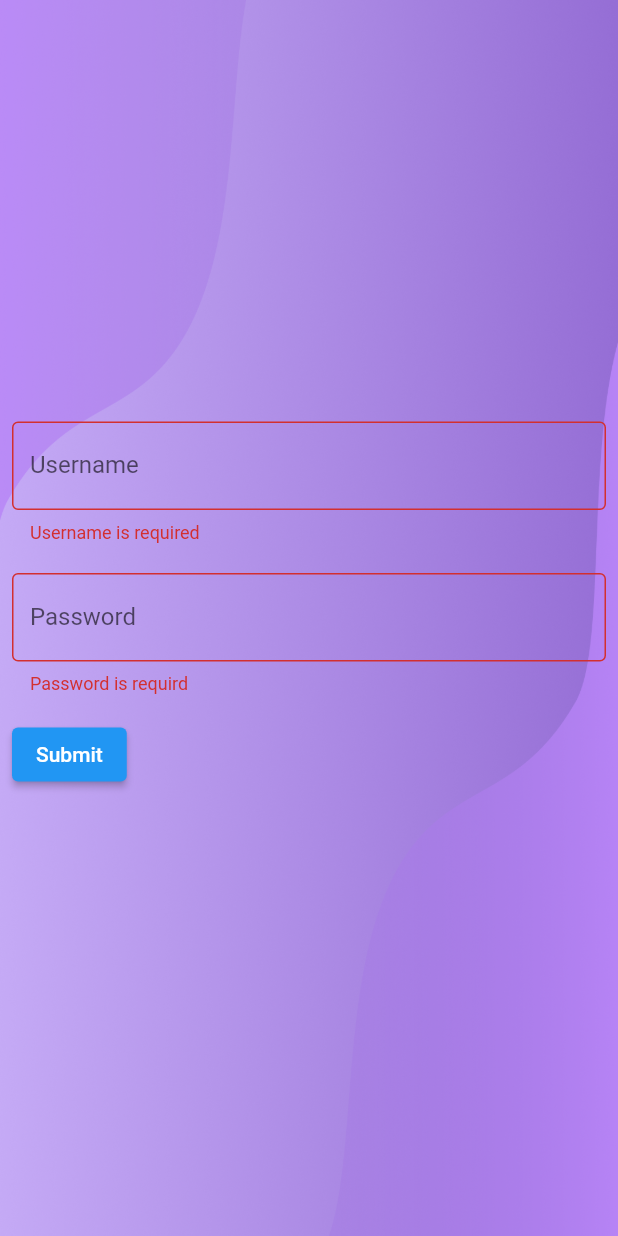
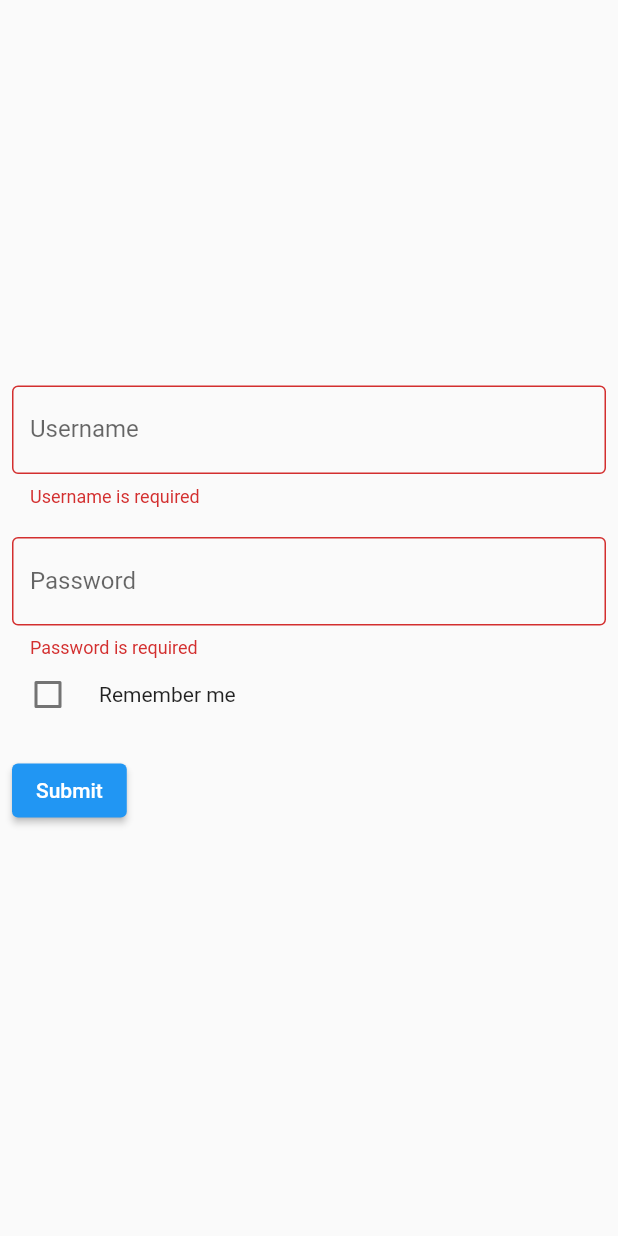
Before and after one commit to moumita-mahfuz/simple-CRUD-application, a Flutter app: the LoginScreen screen opened directly, after a tap on "Submit", on a phone screen of 412 x 824 dp. Run offline on Flutter 3.47's test engine with Material 2 defaults, Android fonts, the phone set to English and light mode, and no system bars; our stand-ins replace dio, get, shared_preferences; accounts and stored records are empty.

Commit message:
product_list_error

```diff
--- /dev/null
+++ b/lib/Model/product.dart
@@ -0,0 +1,63 @@
+import 'package:simple_crud_application/Properties/brand.dart';
+import 'package:simple_crud_application/Properties/quantity.dart';
+import 'package:simple_crud_application/Properties/subCategory.dart';
+
+import '../Properties/productPrice.dart';
+
+class Product {
+  Product({
+    required this.data,
+  });
+  Data? data;
+
+  factory Product.fromJson(Map<dynamic, dynamic> json) => Product(
+        data: Data.fromJson(json['data']),
+      );
+  Map<dynamic, dynamic> toJson() => {
+        'data': data?.toJson(),
+      };
+}
+
+class Data {
+  Data({
+    required this.id,
+    required this.name,
+    required this.barcode,
+    required this.description,
+    required this.image,
+    required this.subCategory,
+    required this.brand,
+    required this.quantity,
+    required this.productPrice,
+  });
+  int? id;
+  String? name;
+  String? barcode;
+  String? description;
+  String? image;
+  List<SubCategory>? subCategory;
+  List<Brand>? brand;
+  List<Quantity>? quantity;
+  List<ProductPrice>? productPrice;
+  factory Data.fromJson(Map<dynamic, dynamic> json) => Data(
+      id: json['id'],
+      name: json['name'],
+      barcode: json['barcode'],
+      description: json['description'],
+      image: json['image'],
+      subCategory: json['subCategory'],
+      brand: json['brand'],
+      quantity: json['quantity'],
+      productPrice: json['productPrice']);
+  Map<dynamic, dynamic> toJson() => {
+        'id': id,
+        'name': name,
+        'barcode': barcode,
+        'description': description,
+        'image': image,
+        'subCategory': subCategory,
+        'brand': brand,
+        'quantity': quantity,
+        'productPrice': productPrice
+      };
+}
--- a/lib/Screens/Auth/loginScreen.dart
+++ b/lib/Screens/Auth/loginScreen.dart
@@ -1,5 +1,11 @@
+import 'dart:convert';
+
 import 'package:flutter/material.dart';
 import 'package:dio/dio.dart';
+import 'package:get/get.dart';
+import 'package:shared_preferences/shared_preferences.dart';
+import 'package:simple_crud_application/Screens/Common/productListScreen.dart';
+
 class LoginScreen extends StatefulWidget {
   const LoginScreen({Key? key}) : super(key: key);
 
@@ -11,33 +17,27 @@ class _LoginScreenState extends State<LoginScreen> {
   final _formKey = GlobalKey<FormState>();
   TextEditingController userNameController = TextEditingController();
   TextEditingController passwordController = TextEditingController();
+  bool isChecked = false;
+  bool _circularIndicator = false;
   @override
   Widget build(BuildContext context) {
     return Scaffold(
       body: Container(
         height: double.infinity,
         width: double.infinity,
-        decoration: const BoxDecoration(
-          image: DecorationImage(
-            image: AssetImage("assets/images/background.png"),
-            fit: BoxFit.cover,
-          ),
-        ),
+        // decoration: const BoxDecoration(
+        //   image: DecorationImage(
+        //     image: AssetImage("assets/images/background.png"),
+        //     fit: BoxFit.cover,
+        //   ),
+        // ),
         child: Padding(
           padding: const EdgeInsets.all(8.0),
           child: Column(
             mainAxisAlignment: MainAxisAlignment.center,
             crossAxisAlignment: CrossAxisAlignment.center,
             children: [
-              _form(),
-            ],
-          ),
-        ),
-      ),
-    );
-  }
-  Widget _form() {
-    return Form(
+              Form(
                 key: _formKey,
                 child: Column(
                   crossAxisAlignment: CrossAxisAlignment.start,
@@ -58,7 +58,9 @@ class _LoginScreenState extends State<LoginScreen> {
                         return null;
                       },
                     ),
-          SizedBox(height: 20,),
+                    SizedBox(
+                      height: 20,
+                    ),
                     TextFormField(
                       controller: passwordController,
                       textInputAction: TextInputAction.next,
@@ -71,55 +73,136 @@ class _LoginScreenState extends State<LoginScreen> {
                       // The validator receives the text that the user has entered.
                       validator: (value) {
                         if (value == null || value.isEmpty) {
-                return 'Password is requird';
+                          return 'Password is required';
                         }
                         return null;
                       },
                     ),
+                    _rememberMe(),
                     Padding(
                       padding: const EdgeInsets.symmetric(vertical: 16.0),
                       child: ElevatedButton(
                         onPressed: () {
                           // Validate returns true if the form is valid, or false otherwise.
                           if (_formKey.currentState!.validate()) {
-                  // If the form is valid, display a snackbar. In the real world,
-                  // you'd often call a server or save the information in a database.
-                  ScaffoldMessenger.of(context).showSnackBar(
-                    const SnackBar(content: Text('Processing Data')),
-                  );
                             login();
-
+                            setState(() {
+                              _circularIndicator = true;
+                            });
                           }
                         },
-              child: const Text('Submit'),
+                        child: (_circularIndicator) ? Text("Loading...") : const Text('Submit'),
                       ),
                     ),
                   ],
                 ),
+              ),
+            ],
+          ),
+        ),
+      ),
     );
   }
+
+  Widget _rememberMe() {
+    return Row(
+      children: [
+        Checkbox(
+          checkColor: Colors.white,
+          //fillColor: MaterialStateProperty.resolveWith(getColor),
+          value: isChecked,
+          onChanged: (bool? value) {
+            _handleRememberMe(value!);
+            // setState(() {
+            //   isChecked = value!;
+            // });
+          },
+        ),
+        SizedBox(
+          width: 10,
+        ),
+        Text("Remember me"),
+      ],
+    );
+  }
+
+  void _handleRememberMe(bool value) {
+    print("Handle Remember Me");
+    isChecked = value;
+    // SharedPreferences.getInstance().then(
+    //   (prefs) {
+    //     prefs.setBool("remember_me", value);
+    //     prefs.setString('username', userNameController.text);
+    //     prefs.setString('password', passwordController.text);
+    //   },
+    // );
+    setState(() {
+      isChecked = value;
+    });
+  }
+
   login() async {
     Dio dio = Dio();
     var url = 'https://secure-falls-43052.herokuapp.com/api/authenticate';
+    String username = userNameController.text.trimRight();
+    String password = passwordController.text.trimRight();
+
 //data will be the object which we want to send.
 //In my case I am sending a product to insert.
     //Product product = Product(name:'Pizza', price: 130.00);
     var header = {'Content-type': 'application/json; charset=utf-8'};
-    var data = {'username': userNameController.text ,
-    'password': passwordController.text, 'rememberMe': true };
-    var responce = await dio.post(url,data: data,
-      options: Options(
-          headers: header
-      ),);
-    if(responce.statusCode == 200){
+    var data = {'username': username, 'password': password, 'rememberMe': true};
+    try {
+      var response = await dio.post(
+        url,
+        data: data,
+        options: Options(headers: header),
+      );
+
+      if (response.statusCode == 200) {
         // Status is the message receiving in responce saying product
         //inserted successfully.
-      print(responce.statusCode);
-      print(responce.data['Status']);
+        setState(() {
+          _circularIndicator = false;
+        });
+        print(response.data);
+        final temp = response.data.toString().split(':');
+        //print(temp[0] +" okay "+ temp[1]);
+        final token = temp[1].toString().replaceAll('}', '');
+        final prefs = await SharedPreferences.getInstance();
+        prefs.setBool('isLoggedIn', true);
+        prefs.setString('token', token);
+        prefs.setString('username', username);
+        prefs.setString('login-pass', password);
+        Get.off(ProductListScreen(token: token,));
+      }
+      else if(response.statusCode == 401) {
+        Get.snackbar('Warning','Please check your Username & Password again!');
+        setState(() {
+          _circularIndicator = false;
+        });
       }
       else {
-      print(responce.statusCode);
+        setState(() {
+          _circularIndicator = false;
+        });
+      }
+    } on Exception catch (e) {
+      // TODO
+      Get.snackbar(
+        "Warning",
+        'Please check your Username & Password again!',
+        //colorText: Colors.white,
+        //icon: Icon(Icons.person, color: Colors.white),
+        snackPosition: SnackPosition.BOTTOM,
+       // backgroundColor: Color(0xFF926AD3),
+        duration: Duration(seconds: 4),
+        isDismissible: true,
+      );
+      setState(() {
+        _circularIndicator = false;
+        });
+      print(e);
     }
   }
-
 }
```
Also changed, not shown: lib/Properties/brand.dart (added, +30 -0 lines), lib/Properties/category.dart (added, +28 -0 lines), lib/Properties/productPrice.dart (added, +20 -0 lines), lib/Properties/quantity.dart (added, +25 -0 lines), lib/Properties/subCategory.dart (added, +36 -0 lines), lib/Screens/Common/productListScreen.dart (added, +115 -0 lines), lib/main.dart (+16 -7 lines), pubspec.lock, 2 other files. Lines whose indentation alone changed are shown as unchanged.
